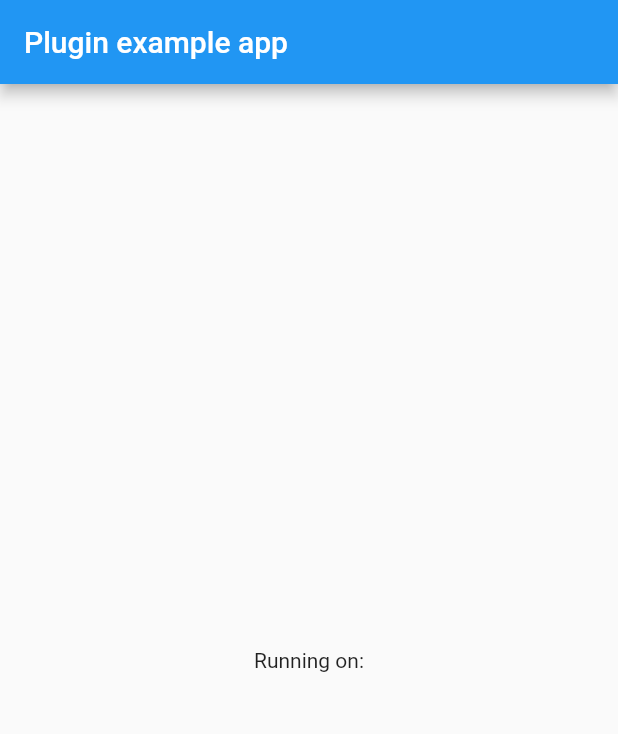
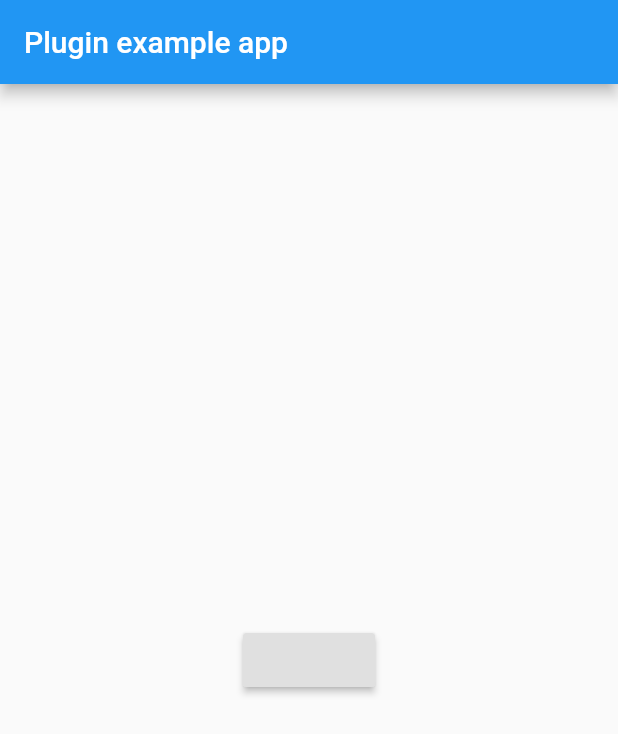
Before and after one commit to W-her/flutter_facebook_sdk, a Flutter app: the screen it shows after launch, on a phone screen of 412 x 824 dp. Shown: the top 734 px of the screen. Run offline on Flutter 3.47's test engine with Material 2 defaults, Android fonts, the phone set to English and light mode, and no system bars; statements that could not run were skipped.

Commit message:
add example

```diff
--- a/example/lib/main.dart
+++ b/example/lib/main.dart
@@ -12,7 +12,7 @@ class _MyAppState extends State<MyApp> {
   @override
   void initState() {
     super.initState();
-    FacebookSdk.initFacebookSdk(appId: "207820050055545");
+    FacebookSdk.initFacebookSdk(appId: [FACEBOOKAPPIDHERE]);
   }
 
   // Platform messages are asynchronous, so we initialize in an async method.
@@ -25,7 +25,12 @@ class _MyAppState extends State<MyApp> {
           title: const Text('Plugin example app'),
         ),
         body: Center(
-          child: Text('Running on:'),
+          child: RaisedButton(
+            onPressed: () {
+              FacebookSdk.logEventFacebook(
+                  eventName: "FlutterFacebookSdkEvent");
+            },
+          ),
         ),
       ),
     );
```
